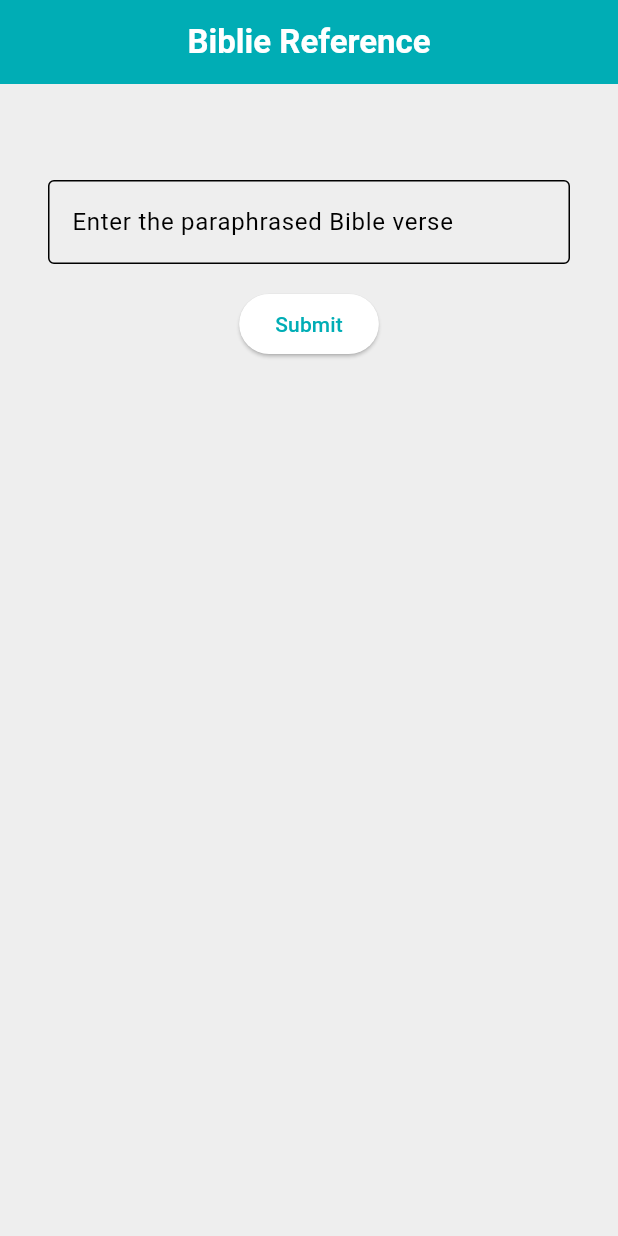
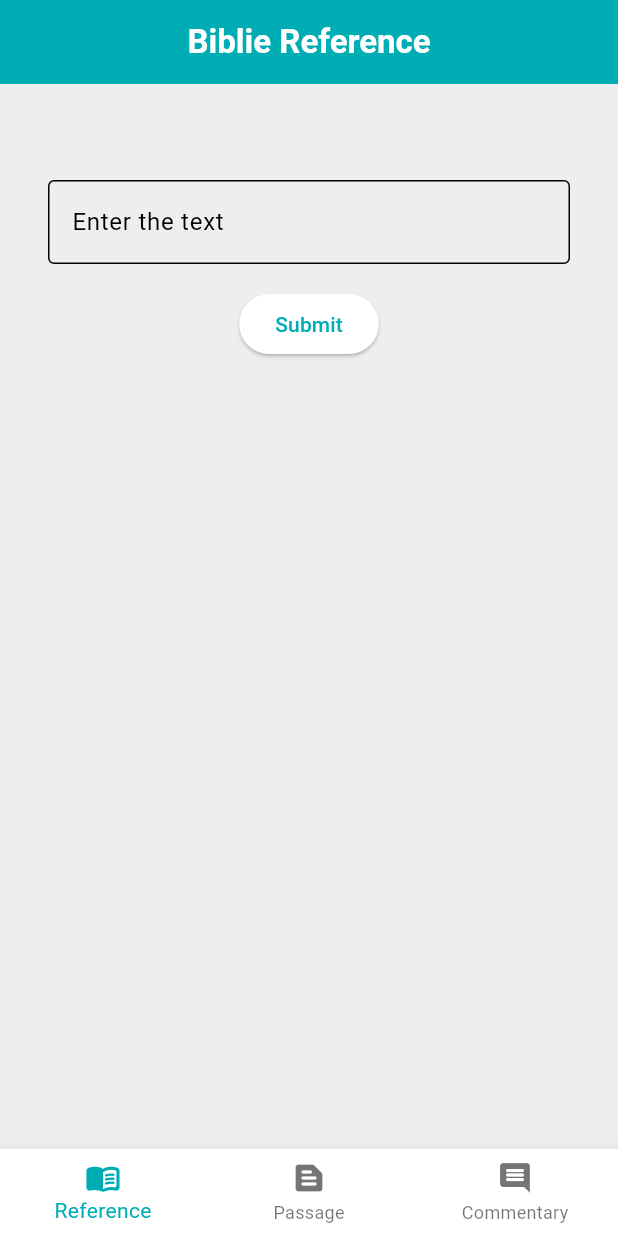
Before and after one commit to AndreiDany/Final-Project-Mobile, a Flutter app: the screen it shows after launch, on a phone screen of 412 x 824 dp. Run offline on Flutter 3.47's test engine with Material 3 defaults, Android fonts, the phone set to English and light mode, and no system bars; missing offline and left inert: dart_openai.

Commit message:
the 3 query options

```diff
--- a/final_project_biblical_reference/lib/screens/home_screen.dart
+++ b/final_project_biblical_reference/lib/screens/home_screen.dart
@@ -3,11 +3,32 @@ import 'package:flutter/material.dart';
 
 import 'package:final_project_biblical_reference/common/strings.dart' as strings;
 
-import 'package:dart_openai/dart_openai.dart';
-import 'package:final_project_biblical_reference/env/env.dart' as env;
+import 'reference_from_paraphrase.dart';
+import 'passage_of_reference.dart';
+import 'commentary_for_passage.dart';
 
-class HomeScreen extends StatelessWidget {
+class HomeScreen extends StatefulWidget {
   const HomeScreen({super.key});
+
+  @override
+  State<HomeScreen> createState() => _HomeScreenState();
+}
+
+class _HomeScreenState extends State<HomeScreen> {
+
+  int _selectedIndex = 0;
+
+  static const List<Widget> _widgetOptions = <Widget>[
+    ReferenceFromParaphrase(),
+    PassageOfReference(),
+    CommentaryForPassage(),
+  ];
+
+  void _onItemTapped(int index) {
+    setState(() {
+      _selectedIndex = index;
+    });
+  }
 
   @override
   Widget build(BuildContext context) {
@@ -25,118 +46,28 @@ class HomeScreen extends StatelessWidget {
             ),
         ),
         backgroundColor: tema.colorScheme.primary,
+      ),
 
-      ),
-      body: Container(
-        color: const Color(0xFFEEEEEE),
-        child: const Padding(
-          padding: EdgeInsets.only(top: 64.0, left: 32, right: 32),
-          child: InputForParaphrase(),
-        ),
+      body: _widgetOptions.elementAt(_selectedIndex),
+
+      bottomNavigationBar: BottomNavigationBar(
+        items: const <BottomNavigationBarItem>[
+          BottomNavigationBarItem(
+            icon: Icon(Icons.menu_book_rounded),
+            label: 'Reference',
+          ),
+          BottomNavigationBarItem(
+            icon: Icon(Icons.text_snippet_rounded),
+            label: 'Passage',
+          ),
+          BottomNavigationBarItem(
+            icon: Icon(Icons.comment_rounded),
+            label: 'Commentary',
+          ),
+        ],
+        currentIndex: _selectedIndex,
+        onTap: _onItemTapped,
       ),
     );
   }
 }
-
-class InputForParaphrase extends StatefulWidget {
-  const InputForParaphrase({super.key});
-
-  @override
-  State<InputForParaphrase> createState() => _InputForParaphraseState();
-}
-
-class _InputForParaphraseState extends State<InputForParaphrase> {
-
-  final GlobalKey<FormState> _formKey = GlobalKey<FormState>();
-  final TextEditingController _textController = TextEditingController();
-  String? data;
-  String? response;
-
-  void getReferenceAPI(data) async {
-    OpenAI.apiKey = env.apiKey;
-
-    final userMessage = OpenAIChatCompletionChoiceMessageModel(
-      content: [
-        OpenAIChatCompletionChoiceMessageContentItemModel.text(
-          data
-        ),
-      ],
-      role: OpenAIChatMessageRole.user,
-    );
-
-    OpenAIChatCompletionModel chatCompletion = await OpenAI.instance.chat.create(
-      model: "gpt-3.5-turbo",
-      messages: [userMessage],
-    );
-
-    //print(chatCompletion.choices.single.message.content?.first.text);
-
-    setState(() {
-      response = chatCompletion.choices.single.message.content?.first.text;
-    });
-
-  }
-
-  @override
-  Widget build(BuildContext context) {
-
-    ThemeData tema = Theme.of(context);
-
-    return Form(
-      key: _formKey,
-      child: Column(
-        crossAxisAlignment: CrossAxisAlignment.center,
-        children: <Widget>[
-          TextFormField(
-            controller: _textController,
-            decoration: const InputDecoration(
-              hintText: 'Enter the paraphrased Bible verse',
-              border: OutlineInputBorder(),
-            ),
-            validator: (String? value) {
-              if (value == null || value.isEmpty) {
-                return 'Please enter some text';
-              }
-              return null;
-            },
-          ),
-          Padding(
-            padding: const EdgeInsets.symmetric(vertical: 16.0),
-            child: Center(
-              child: ElevatedButton(
-                onPressed: () {
-                  // Validate will return true if the form is valid, or false if the form is invalid
-                  if (_formKey.currentState!.validate()) {
-                    data = _textController.text;
-
-                    getReferenceAPI(data);
-                  }
-                },
-                child: const Text('Submit'),
-              ),
-            ),
-          ),
-          Visibility(
-            visible:  response != null,
-            child: Container(
-              padding: const EdgeInsets.all(16.0),
-              margin: const EdgeInsets.all(16.0),
-              decoration: BoxDecoration(
-                color: tema.colorScheme.secondary, // Culoarea de fundal a containerului
-                borderRadius: BorderRadius.circular(10.0),
-                border: Border.all(
-                  color: tema.colorScheme.primary,
-                  width: 3.0,
-                ),
-              ),
-              child: Text(
-                response ?? '',
-              style: TextStyle(color: tema.colorScheme.onSecondary),
-              ),
-            ),
-          )
-        ],
-      ),
-    );
-  }
-}
--- /dev/null
+++ b/final_project_biblical_reference/lib/screens/input_and_response.dart
@@ -0,0 +1,123 @@
+import 'package:flutter/material.dart';
+
+import 'package:dart_openai/dart_openai.dart';
+import 'package:final_project_biblical_reference/env/env.dart' as env;
+
+class InputAndResponse extends StatefulWidget {
+  final String query;
+  const InputAndResponse({super.key, required this.query});
+
+  @override
+  // ignore: no_logic_in_create_state
+  State<InputAndResponse> createState() => _InputAndResponseState(query: query);
+}
+
+class _InputAndResponseState extends State<InputAndResponse> {
+  final String query;
+
+  _InputAndResponseState({required this.query});
+
+  final GlobalKey<FormState> _formKey = GlobalKey<FormState>();
+  final TextEditingController _textController = TextEditingController();
+  String? data;
+  String? response;
+  bool isLoading = false;
+
+  void getReferenceAPI(data) async {
+    OpenAI.apiKey = env.apiKey;
+
+    final userMessage = OpenAIChatCompletionChoiceMessageModel(
+      content: [
+        OpenAIChatCompletionChoiceMessageContentItemModel.text(query + data),
+      ],
+      role: OpenAIChatMessageRole.user,
+    );
+
+    OpenAIChatCompletionModel chatCompletion =
+        await OpenAI.instance.chat.create(
+      model: "gpt-3.5-turbo",
+      messages: [userMessage],
+    );
+
+    //print(chatCompletion.choices.single.message.content?.first.text);
+    setState(() {
+      response = chatCompletion.choices.single.message.content?.first.text;
+      isLoading = false;
+    });
+  }
+
+  @override
+  Widget build(BuildContext context) {
+    return Column(children: <Widget>[
+      Form(
+        key: _formKey,
+        child: Column(
+          crossAxisAlignment: CrossAxisAlignment.center,
+          children: <Widget>[
+            TextFormField(
+              controller: _textController,
+              decoration: const InputDecoration(
+                hintText: 'Enter the text',
+                border: OutlineInputBorder(),
+              ),
+              validator: (String? value) {
+                if (value == null || value.isEmpty) {
+                  return 'Please a text';
+                }
+                return null;
+              },
+            ),
+            Padding(
+              padding: const EdgeInsets.symmetric(vertical: 16.0),
+              child: Center(
+                child: ElevatedButton(
+                  onPressed: () {
+                    if (_formKey.currentState!.validate()) {
+                      data = _textController.text;
+
+                      isLoading = true;
+
+                      getReferenceAPI(data);
+                    }
+                  },
+                  child: const Text('Submit'),
+                ),
+              ),
+            ),
+          ],
+        ),
+      ),
+      Visibility(
+        visible: response != null,
+        child: ResponseBox(response: response),
+      ),
+    ]);
+  }
+}
+
+class ResponseBox extends StatelessWidget {
+  const ResponseBox({
+    super.key,
+    required this.response,
+  });
+
+  final String? response;
+
+  @override
+  Widget build(BuildContext context) {
+    return Container(
+      height: 500,
+      padding: const EdgeInsets.all(16.0),
+      decoration: BoxDecoration(
+        color: Colors.white,
+        borderRadius: BorderRadius.circular(10.0),
+      ),
+      child: SingleChildScrollView(
+        child: Text(
+          response ?? '',
+          style: const TextStyle(color: Colors.black),
+        ),
+      ),
+    );
+  }
+}
--- /dev/null
+++ b/final_project_biblical_reference/lib/screens/reference_from_paraphrase.dart
@@ -0,0 +1,21 @@
+import 'package:flutter/material.dart';
+
+import 'package:final_project_biblical_reference/screens/input_and_response.dart';
+
+class ReferenceFromParaphrase extends StatelessWidget {
+  const ReferenceFromParaphrase({
+    super.key,
+  });
+
+  @override
+  Widget build(BuildContext context) {
+    return Container(
+      color: const Color(0xFFEEEEEE),
+      child: const Padding(
+        padding: EdgeInsets.only(top: 64.0, left: 32, right: 32),
+        child:
+            InputAndResponse(query: "Ofera-mi versetul referintei biblice: "),
+      ),
+    );
+  }
+}
```
Also changed, not shown: final_project_biblical_reference/lib/main.dart (+5 -5 lines), final_project_biblical_reference/lib/screens/commentary_for_passage.dart (added, +21 -0 lines), final_project_biblical_reference/lib/screens/passage_of_reference.dart (added, +21 -0 lines).
